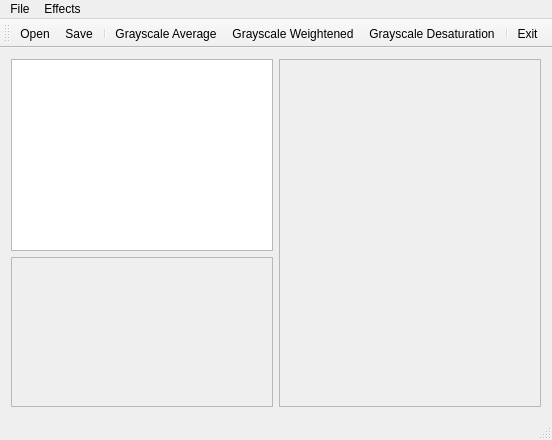
The window that MyPainter/mypainter.ui (xzatkalik/zadanie) describes before a commit, drawn with Qt 5.
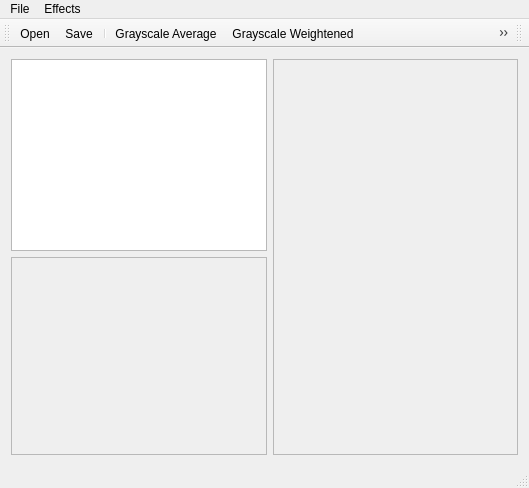
The same window after the commit. Icons and pictures are not drawn.

The edit to the form file:
```diff
--- a/MyPainter/mypainter.ui
+++ b/MyPainter/mypainter.ui
@@ -6,8 +6,8 @@
    <rect>
     <x>0</x>
     <y>0</y>
-    <width>552</width>
-    <height>440</height>
+    <width>529</width>
+    <height>488</height>
    </rect>
   </property>
   <property name="windowTitle">
@@ -47,8 +47,8 @@
           <rect>
            <x>0</x>
            <y>0</y>
-           <width>260</width>
-           <height>128</height>
+           <width>254</width>
+           <height>176</height>
           </rect>
          </property>
         </widget>
@@ -74,8 +74,8 @@
           <rect>
            <x>0</x>
            <y>0</y>
-           <width>260</width>
-           <height>326</height>
+           <width>243</width>
+           <height>374</height>
           </rect>
          </property>
         </widget>
@@ -90,7 +90,7 @@
     <rect>
      <x>0</x>
      <y>0</y>
-     <width>552</width>
+     <width>529</width>
      <height>21</height>
     </rect>
    </property>
@@ -138,6 +138,17 @@
    <addaction name="separator"/>
    <addaction name="actionExit"/>
   </widget>
+  <widget class="QToolBar" name="toolBar_2">
+   <property name="windowTitle">
+    <string>toolBar_2</string>
+   </property>
+   <attribute name="toolBarArea">
+    <enum>TopToolBarArea</enum>
+   </attribute>
+   <attribute name="toolBarBreak">
+    <bool>false</bool>
+   </attribute>
+  </widget>
   <action name="actionOpen">
    <property name="icon">
     <iconset resource="mypainter.qrc">
```
